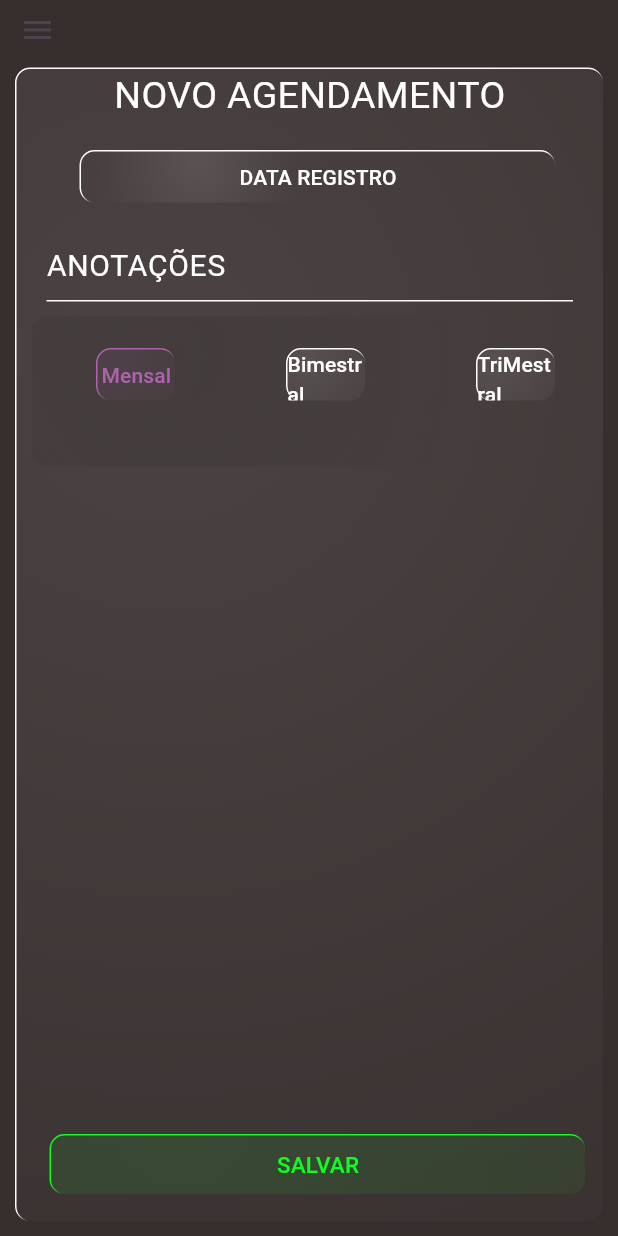
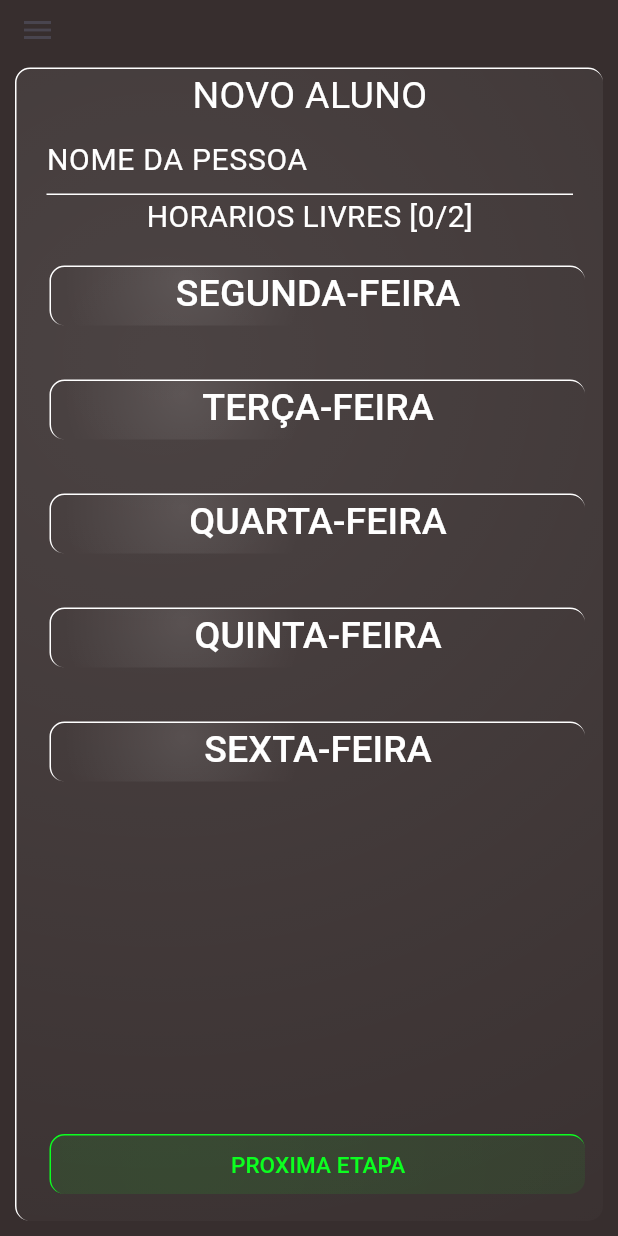
Before and after one commit to N1ckg4m3s/Projeto_StudioPilates, a Flutter app: the ConfigScreen screen opened by its route, on a phone screen of 412 x 824 dp. Run offline on Flutter 3.47's test engine with Material 3 defaults, Android fonts, the phone set to English and light mode, and no system bars.

Commit message:
Trocando funcionalidade da tela de AGENDAMENTOS para ALUNOS

```diff
--- a/lib/Componentes/GlassContainer.dart
+++ b/lib/Componentes/GlassContainer.dart
@@ -8,6 +8,8 @@ class GlassContainer extends StatelessWidget {
 
   final Color? Cor;
 
+  final EdgeInsets? Padding;
+
   final double? MinWidth;
   final double? MinHeight;
   final double? MaxWidth;
@@ -16,8 +18,8 @@ class GlassContainer extends StatelessWidget {
   final double? BorderRadios;
   final double? Rotate;
 
-  const GlassContainer(
-      {super.key,
+  const GlassContainer({
+    super.key,
     required this.Width,
     required this.Height,
     required this.Child,
@@ -27,7 +29,9 @@ class GlassContainer extends StatelessWidget {
     this.MaxWidth,
     this.MaxHeight,
     this.BorderRadios,
-      this.Rotate});
+    this.Rotate,
+    this.Padding,
+  });
   @override
   Widget build(BuildContext context) {
     return Container(
@@ -40,6 +44,7 @@ class GlassContainer extends StatelessWidget {
         minWidth: MinWidth ?? double.minPositive,
       ),
       margin: EdgeInsets.only(left: 10, top: 10, bottom: 10),
+      padding: Padding ?? EdgeInsets.all(0),
       decoration: BoxDecoration(
         borderRadius: BorderRadius.circular(BorderRadios ?? 10),
         gradient: RadialGradient(
--- a/lib/ConfigScreen/ConfScreenMain.dart
+++ b/lib/ConfigScreen/ConfScreenMain.dart
@@ -14,7 +14,7 @@ class ConfigScreen extends StatefulWidget {
   ConfigScreenState createState() => ConfigScreenState();
 }
 
-final List<String> Paginas = ["HORARIOS", "AGENDAMENTOS"];
+final List<String> Paginas = ["HORARIOS", "ALUNO"];
 String ShowPage = "NOVOAGENDAMENTO";
 bool DroweAberto = false;
 
@@ -202,7 +202,7 @@ Widget NavBar(WindowWidth, WindowHeight, setState, EnviarParaInicio) {
 Widget ConteudoTela(setState) {
   return ShowPage == "HORARIOS"
       ? HorarioScreen()
-      : ShowPage == "AGENDAMENTOS"
+      : ShowPage == "ALUNO"
           ? AgendamentoScreen(
               EnviarParaNovoAgendamento: () => {
                     setState(() {
--- a/lib/ConfigScreen/Horarios.dart
+++ b/lib/ConfigScreen/Horarios.dart
@@ -34,7 +34,7 @@ class HorarioScreenState extends State<HorarioScreen> {
               ? (WindowWidth * .8) - 30
               : (WindowWidth - 230)
           : WindowWidth - 20,
-      Height: WindowHeight - 55,
+      Height: WindowHeight - (WindowWidth > 601 ? 0 : 55),
       Child: Column(
         children: [
           Center(
--- a/lib/ConfigScreen/NovoAgendamento.dart
+++ b/lib/ConfigScreen/NovoAgendamento.dart
@@ -22,7 +22,7 @@ final TextEditingController _controllerData = TextEditingController();
 final TextEditingController _controllerRegime =
     TextEditingController(text: 'Mensal');
 
-int EtapaAtual = 1;
+int EtapaAtual = 0;
 
 class NovoAgendamentoScreenState extends State<NovoAgendamentoScreen> {
   List<DataEnvio_Week_Horario> HorariosSelecionados = [];
@@ -189,12 +189,12 @@ class NovoAgendamentoScreenState extends State<NovoAgendamentoScreen> {
         children: [
           Center(
             child: Text(
-              "NOVO AGENDAMENTO",
+              "NOVO ALUNO",
               style: TextStyle(color: Colors.white, fontSize: 25),
             ),
           ),
           if (EtapaAtual == 0)
-            MainSpace(
+            PrimeiraEtapa(
                 HorariosSelecionados,
                 setState,
                 DefinirTamanho,
@@ -228,8 +228,8 @@ class NovoAgendamentoScreenState extends State<NovoAgendamentoScreen> {
   }
 }
 
-Widget MainSpace(HorariosSelecionados, setState, DefinirTamanho, WindowWidth,
-    CheckSeSelecionado, AdicionarHorario, RemoverHorario) {
+Widget PrimeiraEtapa(HorariosSelecionados, setState, DefinirTamanho,
+    WindowWidth, CheckSeSelecionado, AdicionarHorario, RemoverHorario) {
   return Expanded(
       child: Column(
     children: [
--- a/lib/Controle/Classes.dart
+++ b/lib/Controle/Classes.dart
@@ -111,6 +111,10 @@ class Aluno {
             .Presenca;
   }
 
+  SetPresencaSemana(List<Hora> Esquema) {
+    PresencaSemana = Esquema;
+  }
+
   //GETTERS
   String GetNome() {
     return Nome;
--- a/lib/Controle/Controller.dart
+++ b/lib/Controle/Controller.dart
@@ -1,10 +1,20 @@
-// ignore_for_file: file_names, non_constant_identifier_names, avoid_print, prefer_interpolation_to_compose_strings
+// ignore_for_file: file_names, non_constant_identifier_names, avoid_print, prefer_interpolation_to_compose_strings, unnecessary_null_comparison
 import 'Classes.dart';
 
 final List<DiaSemana> Data = [];
 Configuracoes ConfiguracoesBasicas = Configuracoes();
 
 Horario HorarioAntErro = Horario(Hora: "", IdAlunos: []);
+
+Map<String, String> Tranfomacao = {
+  "SEGUNDA-FEIRA": "SEG",
+  "TERÇA-FEIRA": "TER",
+  "QUARTA-FEIRA": "QUA",
+  "QUINTA-FEIRA": "QUI",
+  "SEXTA-FEIRA": "SEX",
+  "SABADO-FEIRA": "SAB",
+  "DOMINGO-FEIRA": "DOM",
+};
 
 class Controller {
   //Essa função é para adicionar um horario a um dia da semana
@@ -69,7 +79,7 @@ class Controller {
   DiaSemana Obter_Dia_porString(String nomeDiaSemana) {
     DiaSemana diaSemana = Data.firstWhere(
       (dia) => dia.Nome == nomeDiaSemana,
-      orElse: () => throw Exception('Dia da semana não encontrado'),
+      orElse: () => DiaSemana(Horarios: [], Nome: nomeDiaSemana),
     );
     return diaSemana;
   }
@@ -81,4 +91,17 @@ class Controller {
   Configuracoes ObterConfiguracoes() {
     return ConfiguracoesBasicas;
   }
+
+  String Gerar_Siglas_Do_Aluno(int Id) {
+    List<String> siglas = [];
+    for (var dia in Data) {
+      for (var hora in dia.Horarios) {
+        if (hora.IdAlunos.contains(Id)) {
+          siglas.add(Tranfomacao[dia.Nome]!);
+          break;
+        }
+      }
+    }
+    return siglas.join(' | ');
+  }
 }
--- /dev/null
+++ b/lib/Controle/IniciarVareaveis.dart
@@ -0,0 +1,23 @@
+// ignore_for_file: non_constant_identifier_names, file_names
+
+import 'package:app_pilates/Controle/Classes.dart';
+import 'package:app_pilates/Controle/Controller.dart';
+
+List<String> diasSemana = [
+  "SEGUNDA-FEIRA",
+  "TERÇA-FEIRA",
+  "QUARTA-FEIRA",
+  "QUINTA-FEIRA",
+  "SEXTA-FEIRA",
+];
+
+IniciarPrograma() {
+  for (var Data in diasSemana) {
+    List<Horario> Horarios = [];
+    for (var Hora in Controller().ObterConfiguracoes().HorasTrabalhadas) {
+      Horarios.add(
+          Horario(Hora: Hora < 9 ? '0$Hora:00' : '$Hora:00', IdAlunos: []));
+    }
+    Controller().Adicionar_Dia_Da_Semana(Data, Horarios);
+  }
+}
--- a/lib/main.dart
+++ b/lib/main.dart
@@ -1,6 +1,7 @@
 // ignore_for_file: avoid_print
 
 import 'package:app_pilates/ConfigScreen/ConfScreenMain.dart';
+import 'package:app_pilates/Controle/IniciarVareaveis.dart';
 import 'package:app_pilates/HorarioScreen.dart';
 import 'package:flutter/material.dart';
 import 'package:app_pilates/WeekScreen.dart';
@@ -13,6 +14,7 @@ class MyApp extends StatelessWidget {
   @override
   Widget build(BuildContext context) {
     print(MediaQuery.of(context).size.width);
+    IniciarPrograma();
     gerarDadosTeste();
     return MaterialApp(
       initialRoute: "/WeekScreen",
```
Also changed, not shown: lib/ConfigScreen/Agendamentos.dart (+41 -107 lines), lib/Controle/GerarDataTeste.dart (+44 -21 lines). Lines whose indentation alone changed are shown as unchanged.
